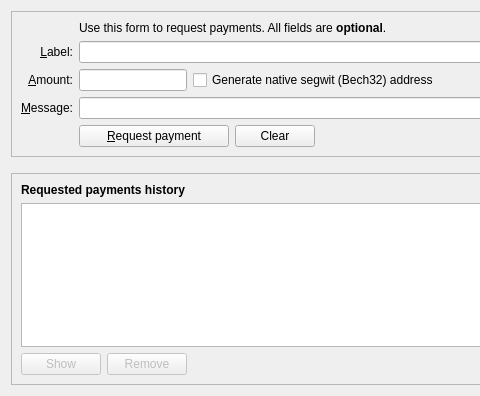
This is src/qt/forms/receivecoinsdialog.ui in ShieldCoin/SHIELD as Qt 5 draws it before an edit; both pictures show x 0 to 480 and y 0 to 396 of the 776 by 396 pixel window. The edited form follows.
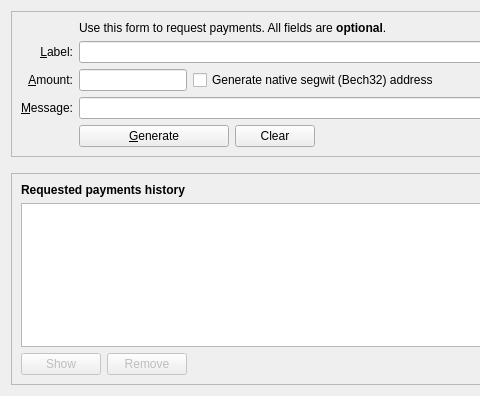
This is the edited form. Icons and pictures are not drawn. Custom widgets are drawn as their Qt base class.

Patch:
```diff
--- a/src/qt/forms/receivecoinsdialog.ui
+++ b/src/qt/forms/receivecoinsdialog.ui
@@ -108,7 +108,7 @@
              </size>
             </property>
             <property name="text">
-             <string>&amp;Request payment</string>
+             <string>&amp;Generate</string>
             </property>
             <property name="icon">
              <iconset resource="../shield.qrc">
```
